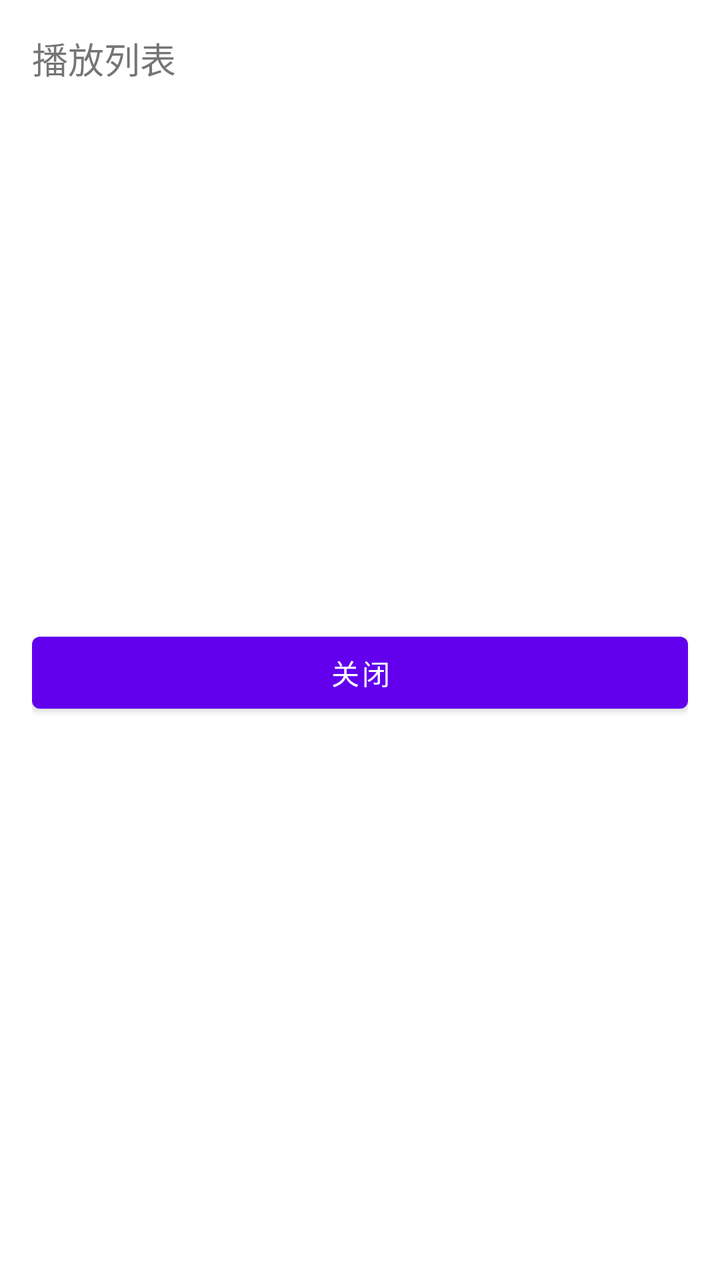
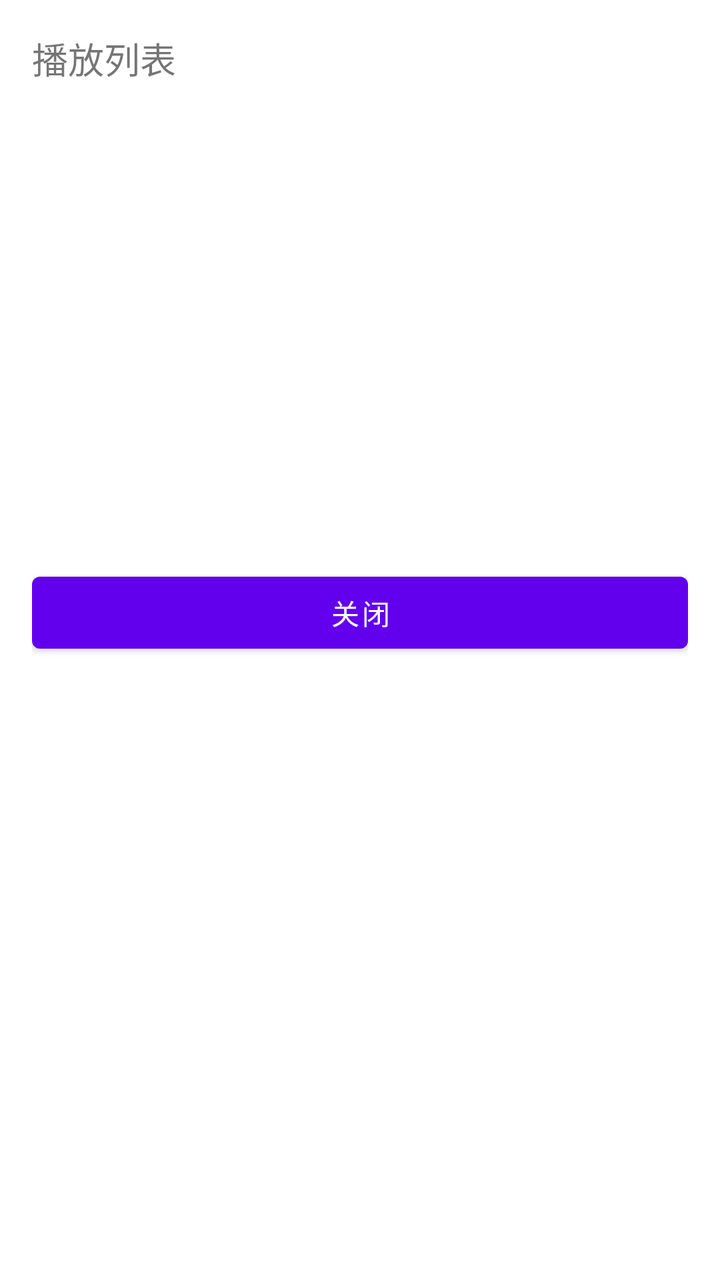

The first picture is an Android layout as it rendered before a commit; the second is the same layout after the commit. The layout source and the unified diff follow.
<!-- AndroidManifest.xml: application theme Theme.PhotoAlbumPlayer -->
<!-- res/layout/dialog_playlist.xml -->
<?xml version="1.0" encoding="utf-8"?>
<LinearLayout xmlns:android="http://schemas.android.com/apk/res/android"
    android:layout_width="match_parent"
    android:layout_height="wrap_content"
    android:orientation="vertical"
    android:padding="16dp">

    <TextView
        android:layout_width="wrap_content"
        android:layout_height="wrap_content"
        android:text="播放列表"
        android:textSize="18sp"/>

    <ListView
        android:id="@+id/listPlaylist"
        android:layout_width="match_parent"
        android:layout_height="250dp"
        android:layout_marginTop="10dp"/>

    <Button
        android:id="@+id/btnClose"
        android:layout_width="match_parent"
        android:layout_height="wrap_content"
        android:text="关闭"
        android:layout_marginTop="10dp"/>
</LinearLayout>
<!-- resources referenced by this layout -->
<resources>
  <style name="Theme.PhotoAlbumPlayer" parent="Theme.MaterialComponents.DayNight.NoActionBar">
          <item name="android:statusBarColor">?attr/colorPrimary</item>
      </style>
</resources>

<!-- the commit's change to res/layout/dialog_playlist.xml (unified diff, before → after) -->
@@ -2,8 +2,8 @@
 <LinearLayout xmlns:android="http://schemas.android.com/apk/res/android"
     android:layout_width="match_parent"
     android:layout_height="wrap_content"
-    android:orientation="vertical"
-    android:padding="16dp">
+    android:padding="16dp"
+    android:orientation="vertical">
 
     <TextView
         android:layout_width="wrap_content"
@@ -14,13 +14,11 @@
     <ListView
         android:id="@+id/listPlaylist"
         android:layout_width="match_parent"
-        android:layout_height="250dp"
-        android:layout_marginTop="10dp"/>
+        android:layout_height="240dp"/>
 
     <Button
         android:id="@+id/btnClose"
         android:layout_width="match_parent"
         android:layout_height="wrap_content"
-        android:text="关闭"
-        android:layout_marginTop="10dp"/>
+        android:text="关闭"/>
 </LinearLayout>
